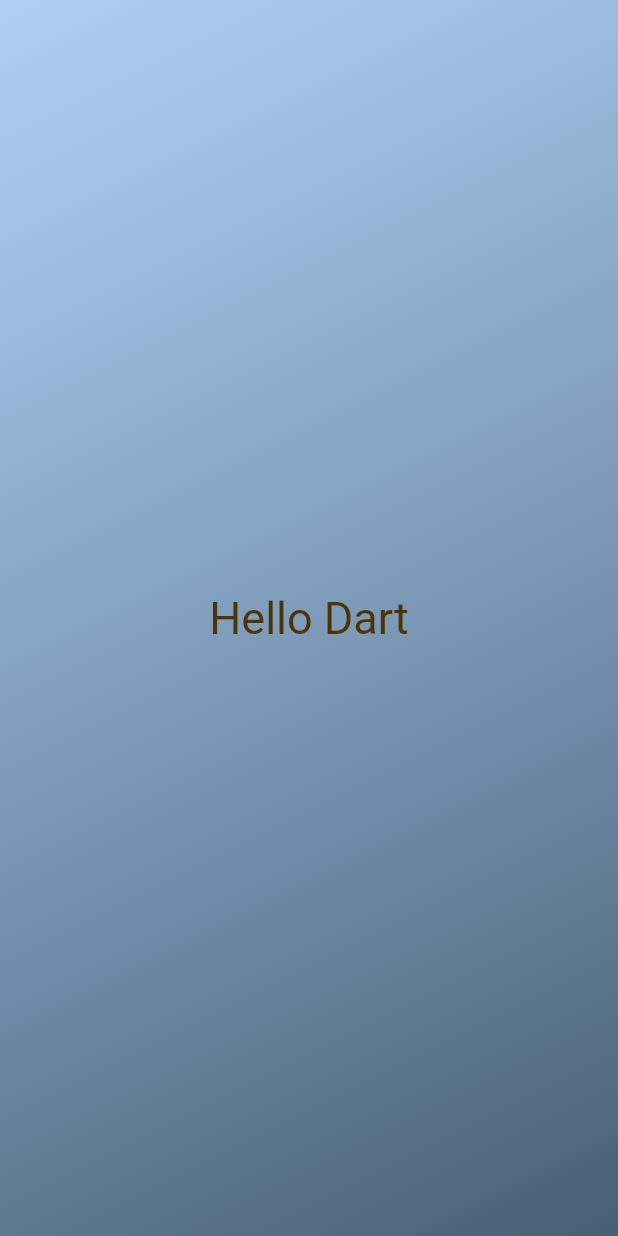
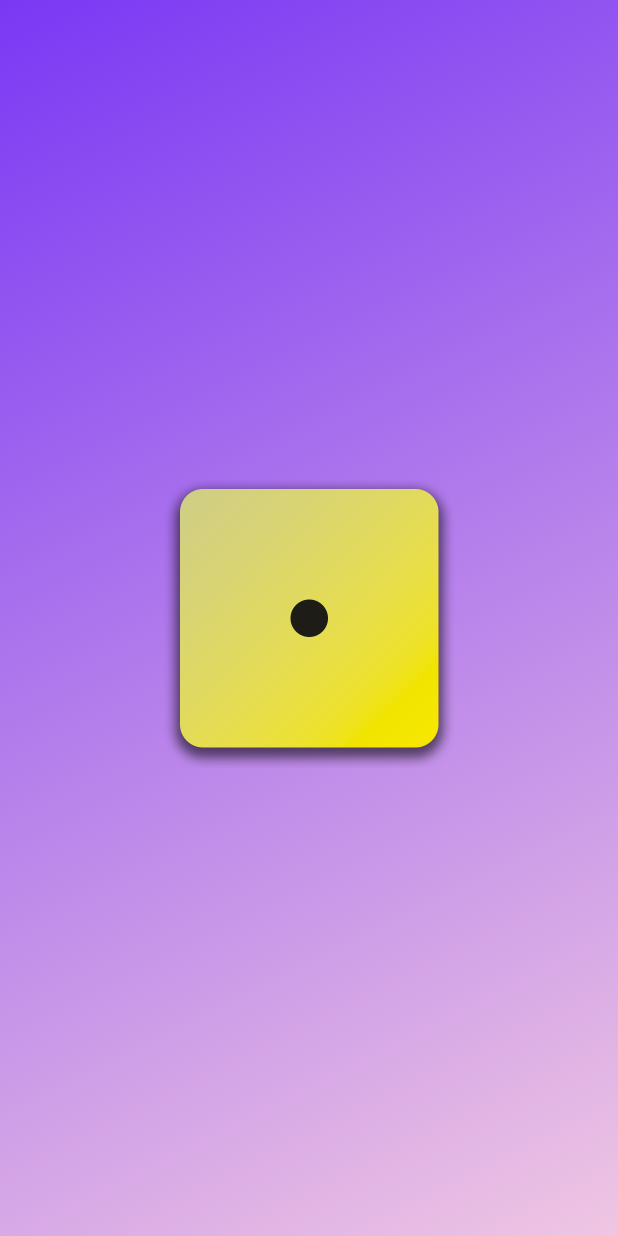
Before and after one commit to csepankajsen/ZeroToHero_Flutter, a Flutter app: the screen it shows after launch, on a phone screen of 412 x 824 dp. Run offline on Flutter 3.47's test engine with Material 2 defaults, Android fonts, the phone set to English and light mode, and no system bars.

Commit message:
"Adding images in flutter"

```diff
--- a/first_app/lib/gradient_container.dart
+++ b/first_app/lib/gradient_container.dart
@@ -1,5 +1,5 @@
 import 'package:flutter/material.dart';
-import 'package:first_app/custom_text_widget.dart';
+// import 'package:first_app/custom_text_widget.dart';
 
 // can use final if we don't want my variable chnaged or overwrite by another
 // final startAlignment = Alignment.topLeft;
@@ -35,8 +35,9 @@ class GradientContainer extends StatelessWidget {
           end: endAlignment,
         ),
       ),
-      child: const Center(
-        child: CustomTextWidget('Hello Dart'),
+      child: Center(
+        // child: CustomTextWidget('Hello Dart'),
+        child: Image.asset('assets/images/dice-1.png',width: 200,),
       ),
     );
   }
--- a/first_app/lib/main.dart
+++ b/first_app/lib/main.dart
@@ -9,7 +9,7 @@ void main() {
         // body: GradientContainer(colors:
         //   [Color.fromARGB(152, 121, 180, 238), Color.fromARGB(183, 2, 33, 65)]
         // ),---can pass colors in list here
-        body: GradientContainer(Color.fromARGB(152, 121, 180, 238), Color.fromARGB(183, 2, 33, 65)
+        body: GradientContainer(Color.fromARGB(219, 101, 24, 243), Color.fromARGB(222, 238, 190, 223)
         ),
       ),
     ),
```
Also changed, not shown: first_app/pubspec.yaml (+8 -3 lines), first_app/assets/images/dice-1.png (added), first_app/assets/images/dice-2.png (added), first_app/assets/images/dice-3.png (added), first_app/assets/images/dice-4.png (added), first_app/assets/images/dice-5.png (added), first_app/assets/images/dice-6.png (added).
